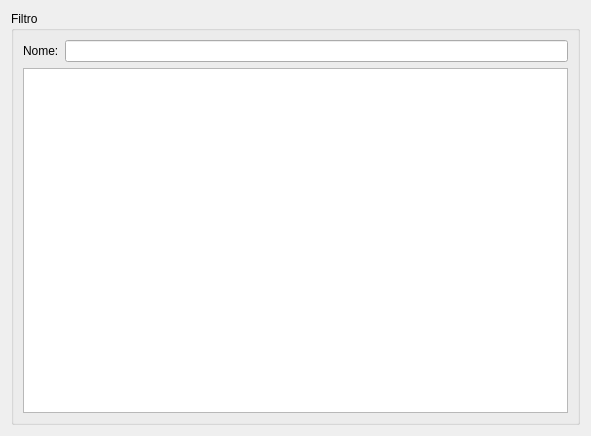
First picture: the form in clientelist.ui, repository alexandrepossebom/qsc, before the edit.
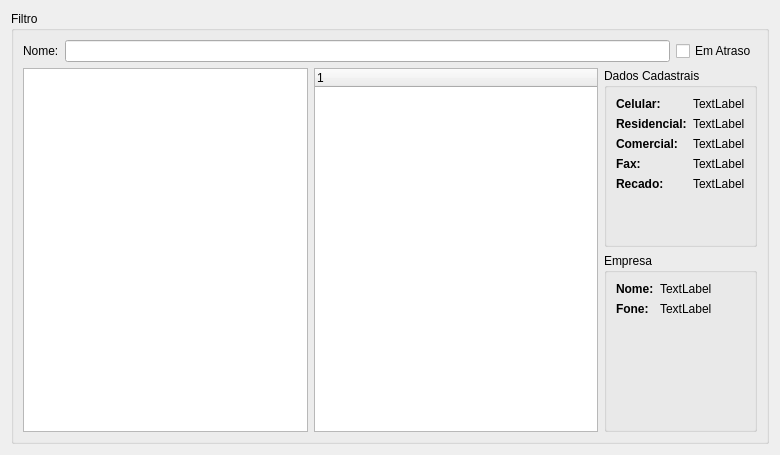
Second picture: the form after the edit.

Commit message: Changes for more data in clientelist ui

Diff of the .ui file:
```diff
--- a/clientelist.ui
+++ b/clientelist.ui
@@ -6,8 +6,8 @@
    <rect>
     <x>0</x>
     <y>0</y>
-    <width>591</width>
-    <height>436</height>
+    <width>780</width>
+    <height>455</height>
    </rect>
   </property>
   <property name="windowTitle">
@@ -19,9 +19,9 @@
      <property name="title">
       <string>Filtro</string>
      </property>
-     <layout class="QVBoxLayout" name="verticalLayout">
+     <layout class="QVBoxLayout" name="verticalLayout_3">
       <item>
-       <layout class="QHBoxLayout" name="horizontalLayout">
+       <layout class="QHBoxLayout" name="horizontalLayout_2">
         <item>
          <widget class="QLabel" name="label">
           <property name="text">
@@ -32,10 +32,192 @@
         <item>
          <widget class="QLineEdit" name="nomeLineEdit"/>
         </item>
+        <item>
+         <widget class="QCheckBox" name="checkBox">
+          <property name="text">
+           <string>Em Atraso</string>
+          </property>
+         </widget>
+        </item>
        </layout>
       </item>
       <item>
-       <widget class="QListWidget" name="listWidget"/>
+       <layout class="QHBoxLayout" name="horizontalLayout">
+        <item>
+         <widget class="QListWidget" name="listWidget"/>
+        </item>
+        <item>
+         <widget class="QTreeWidget" name="treeWidget">
+          <column>
+           <property name="text">
+            <string notr="true">1</string>
+           </property>
+          </column>
+         </widget>
+        </item>
+        <item>
+         <layout class="QVBoxLayout" name="verticalLayout">
+          <item>
+           <widget class="QGroupBox" name="groupBox_2">
+            <property name="title">
+             <string>Dados Cadastrais</string>
+            </property>
+            <layout class="QFormLayout" name="formLayout_2">
+             <item row="0" column="0">
+              <widget class="QLabel" name="label_2">
+               <property name="font">
+                <font>
+                 <weight>75</weight>
+                 <bold>true</bold>
+                </font>
+               </property>
+               <property name="text">
+                <string>Celular:</string>
+               </property>
+              </widget>
+             </item>
+             <item row="0" column="1">
+              <widget class="QLabel" name="labelCelular">
+               <property name="text">
+                <string>TextLabel</string>
+               </property>
+              </widget>
+             </item>
+             <item row="1" column="0">
+              <widget class="QLabel" name="label_3">
+               <property name="font">
+                <font>
+                 <weight>75</weight>
+                 <bold>true</bold>
+                </font>
+               </property>
+               <property name="text">
+                <string>Residencial:</string>
+               </property>
+              </widget>
+             </item>
+             <item row="1" column="1">
+              <widget class="QLabel" name="labelResidencial">
+               <property name="text">
+                <string>TextLabel</string>
+               </property>
+              </widget>
+             </item>
+             <item row="2" column="0">
+              <widget class="QLabel" name="label_4">
+               <property name="font">
+                <font>
+                 <weight>75</weight>
+                 <bold>true</bold>
+                </font>
+               </property>
+               <property name="text">
+                <string>Comercial:</string>
+               </property>
+              </widget>
+             </item>
+             <item row="2" column="1">
+              <widget class="QLabel" name="labelComercial">
+               <property name="text">
+                <string>TextLabel</string>
+               </property>
+              </widget>
+             </item>
+             <item row="3" column="0">
+              <widget class="QLabel" name="label_5">
+               <property name="font">
+                <font>
+                 <weight>75</weight>
+                 <bold>true</bold>
+                </font>
+               </property>
+               <property name="text">
+                <string>Fax:</string>
+               </property>
+              </widget>
+             </item>
+             <item row="3" column="1">
+              <widget class="QLabel" name="labelFax">
+               <property name="text">
+                <string>TextLabel</string>
+               </property>
+              </widget>
+             </item>
+             <item row="4" column="0">
+              <widget class="QLabel" name="label_6">
+               <property name="font">
+                <font>
+                 <weight>75</weight>
+                 <bold>true</bold>
+                </font>
+               </property>
+               <property name="text">
+                <string>Recado:</string>
+               </property>
+              </widget>
+             </item>
+             <item row="4" column="1">
+              <widget class="QLabel" name="labelRecado">
+               <property name="text">
+                <string>TextLabel</string>
+               </property>
+              </widget>
+             </item>
+            </layout>
+           </widget>
+          </item>
+          <item>
+           <widget class="QGroupBox" name="groupBox_3">
+            <property name="title">
+             <string>Empresa</string>
+            </property>
+            <layout class="QFormLayout" name="formLayout">
+             <item row="0" column="0">
+              <widget class="QLabel" name="label_7">
+               <property name="font">
+                <font>
+                 <weight>75</weight>
+                 <bold>true</bold>
+                </font>
+               </property>
+               <property name="text">
+                <string>Nome:</string>
+               </property>
+              </widget>
+             </item>
+             <item row="0" column="1">
+              <widget class="QLabel" name="labelEmpresaNome">
+               <property name="text">
+                <string>TextLabel</string>
+               </property>
+              </widget>
+             </item>
+             <item row="1" column="0">
+              <widget class="QLabel" name="label_8">
+               <property name="font">
+                <font>
+                 <weight>75</weight>
+                 <bold>true</bold>
+                </font>
+               </property>
+               <property name="text">
+                <string>Fone:</string>
+               </property>
+              </widget>
+             </item>
+             <item row="1" column="1">
+              <widget class="QLabel" name="labelEmpresaFone">
+               <property name="text">
+                <string>TextLabel</string>
+               </property>
+              </widget>
+             </item>
+            </layout>
+           </widget>
+          </item>
+         </layout>
+        </item>
+       </layout>
       </item>
      </layout>
     </widget>
```
